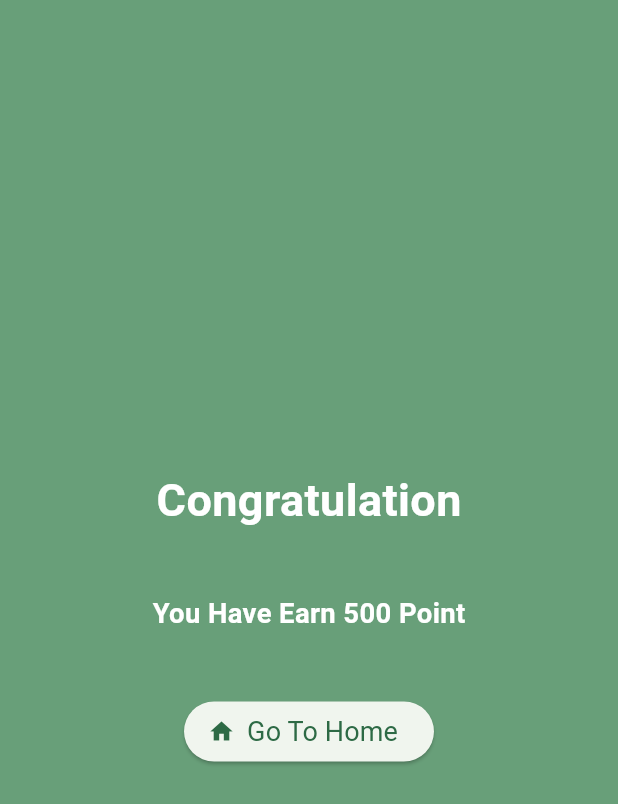
After one commit to codereyamin/quiz_app, a Flutter app: the CongratulationView screen opened by its route, on a phone screen of 412 x 824 dp. The commit adds this screen. Shown: the top 804 px of the screen. Run offline on Flutter 3.47's test engine with Material 3 defaults, Android fonts, the phone set to English and light mode, and no system bars; our stand-ins replace get.

Commit message:
congratulation screen dev ui done

```diff
--- /dev/null
+++ b/lib/app/modules/congratulation/views/congratulation_view.dart
@@ -0,0 +1,50 @@
+import 'package:flutter/material.dart';
+import 'package:get/get.dart';
+import 'package:quiz_app/core/const/app_color.dart';
+import 'package:quiz_app/widgets/app_text.dart';
+import 'package:quiz_app/widgets/gap_widget.dart';
+import '../controllers/congratulation_controller.dart';
+
+class CongratulationView extends GetView<CongratulationController> {
+  const CongratulationView({Key? key}) : super(key: key);
+  @override
+  Widget build(BuildContext context) {
+    return GetBuilder(
+        init: CongratulationController(),
+        builder: (context) {
+          return Scaffold(
+            body: Center(
+              child: Column(
+                mainAxisAlignment: MainAxisAlignment.center,
+                children: [
+                  AppText(
+                    text: 'Congratulation',
+                    minFontSize: 30,
+                    maxFontSize: 40,
+                    color: AppColor.white,
+                    fontWeight: FontWeight.bold,
+                  ),
+                  GapWidget(
+                    height: 0.05,
+                  ),
+                  AppText(
+                    text: 'You Have Earn 500 Point',
+                    color: AppColor.white,
+                    fontWeight: FontWeight.bold,
+                  ),
+                  GapWidget(
+                    height: 0.05,
+                  ),
+                  ElevatedButton.icon(
+                      onPressed: () {
+                        Get.close(2);
+                      },
+                      icon: Icon(Icons.home),
+                      label: AppText(text: "Go To Home"))
+                ],
+              ),
+            ),
+          );
+        });
+  }
+}
--- a/lib/app/modules/quiz/widgets/answer_cart.dart
+++ b/lib/app/modules/quiz/widgets/answer_cart.dart
@@ -1,4 +1,6 @@
 import 'package:flutter/material.dart';
+import 'package:get/get.dart';
+import 'package:quiz_app/app/routes/app_pages.dart';
 import 'package:quiz_app/core/const/app_color.dart';
 import 'package:quiz_app/widgets/app_text.dart';
 
@@ -20,7 +22,9 @@ class AnswerCart extends StatelessWidget {
               activeColor: AppColor.primary,
               value: 'ok',
               groupValue: ['ok', "hi"],
-              onChanged: (value) {}),
+              onChanged: (value) {
+                Get.toNamed(Routes.CONGRATULATION);
+              }),
           Expanded(
             child: AppText(
                 color: AppColor.black,
--- a/lib/app/routes/app_pages.dart
+++ b/lib/app/routes/app_pages.dart
@@ -1,5 +1,7 @@
 import 'package:get/get.dart';
 
+import '../modules/congratulation/bindings/congratulation_binding.dart';
+import '../modules/congratulation/views/congratulation_view.dart';
 import '../modules/home/bindings/home_binding.dart';
 import '../modules/home/views/home_view.dart';
 import '../modules/quiz/bindings/quiz_binding.dart';
@@ -30,5 +32,10 @@ class AppPages {
       page: () => const SplashView(),
       binding: SplashBinding(),
     ),
+    GetPage(
+      name: _Paths.CONGRATULATION,
+      page: () => const CongratulationView(),
+      binding: CongratulationBinding(),
+    ),
   ];
 }
--- a/lib/app/routes/app_routes.dart
+++ b/lib/app/routes/app_routes.dart
@@ -6,6 +6,7 @@ abstract class Routes {
   static const HOME = _Paths.HOME;
   static const QUIZ = _Paths.QUIZ;
   static const SPLASH = _Paths.SPLASH;
+  static const CONGRATULATION = _Paths.CONGRATULATION;
 }
 
 abstract class _Paths {
@@ -13,4 +14,5 @@ abstract class _Paths {
   static const HOME = '/home';
   static const QUIZ = '/quiz';
   static const SPLASH = '/splash';
+  static const CONGRATULATION = '/congratulation';
 }
```
Also changed, not shown: lib/app/modules/congratulation/bindings/congratulation_binding.dart (added, +12 -0 lines), lib/app/modules/congratulation/controllers/congratulation_controller.dart (added, +23 -0 lines).
